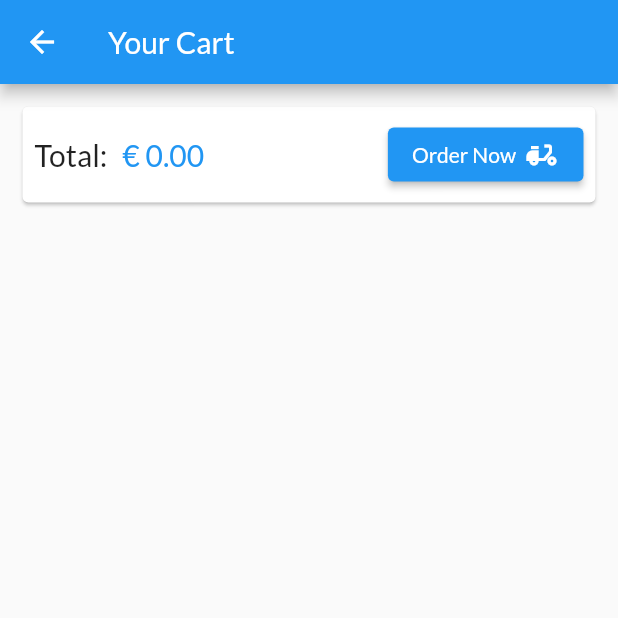
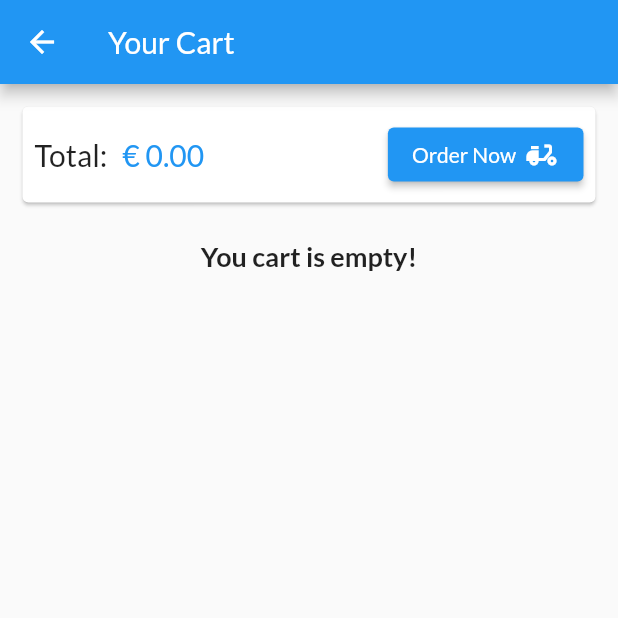
Before and after one commit to alekvelichkovikj/my_shop_app, a Flutter app: the CartScreen screen opened by its route, after a tap on "Order Now", on a phone screen of 412 x 824 dp, the top half of it. Run offline on Flutter 3.47's test engine with Material 2 defaults, Android fonts, the phone set to English and light mode, and no system bars; network calls fail.

Commit message:
added orders screen / added orders provider / added app drawer

```diff
--- a/lib/providers/cart.dart
+++ b/lib/providers/cart.dart
@@ -81,4 +81,9 @@ class Cart with ChangeNotifier {
     }
     notifyListeners();
   }
+
+  void clearCartItems() {
+    _items = {};
+    notifyListeners();
+  }
 }
--- /dev/null
+++ b/lib/providers/orders.dart
@@ -0,0 +1,37 @@
+import 'package:flutter/material.dart';
+import 'package:my_shop_app/providers/cart.dart';
+
+class OrderItem {
+  final String id;
+  final double amount;
+  final List<CartItem> products;
+  final DateTime dateTime;
+
+  const OrderItem({
+    @required this.id,
+    @required this.amount,
+    @required this.dateTime,
+    @required this.products,
+  });
+}
+
+class Orders with ChangeNotifier {
+  List<OrderItem> _orders = [];
+
+  List<OrderItem> get orders {
+    return [..._orders];
+  }
+
+  void addOrder(List<CartItem> cartProducts, double total) {
+    _orders.insert(
+      0,
+      OrderItem(
+        id: DateTime.now().toString(),
+        amount: total,
+        dateTime: DateTime.now(),
+        products: cartProducts,
+      ),
+    );
+    notifyListeners();
+  }
+}
--- a/lib/providers/products.dart
+++ b/lib/providers/products.dart
@@ -35,6 +35,38 @@ class Products with ChangeNotifier {
       imageUrl:
           'https://upload.wikimedia.org/wikipedia/commons/thumb/1/14/Cast-Iron-Pan.jpg/1024px-Cast-Iron-Pan.jpg',
     ),
+    Product(
+      id: 'p5',
+      title: 'Lamp',
+      description: 'Light up any room you want.',
+      price: 39.90,
+      imageUrl:
+          'https://media.istockphoto.com/photos/red-table-lamp-isolated-on-white-picture-id1060750934?k=20&m=1060750934&s=612x612&w=0&h=yAXYVNkIn1XzKtpPBXf1SW6AX7Q07kqd76QSqhg9sdo=',
+    ),
+    Product(
+      id: 'p6',
+      title: 'Lap-Top',
+      description: 'Electrify your productivity with the new M1 Proccessor!',
+      price: 999.59,
+      imageUrl:
+          'https://techcrunch.com/wp-content/uploads/2020/11/2020-11-16-074520097.jpg',
+    ),
+    Product(
+      id: 'p7',
+      title: 'Sunglasses',
+      description: 'No sun will ever hurt your eyes again!',
+      price: 139.19,
+      imageUrl:
+          'https://images.ray-ban.com/is/image/RayBan/805289154587__STD__shad__qt.png?impolicy=RB_Product&width=1024&bgc=%23f2f2f2',
+    ),
+    Product(
+      id: 'p8',
+      title: 'Trucker Hat',
+      description: 'Cool and stylish!',
+      price: 40.50,
+      imageUrl:
+          'https://www.alpinaction.it/9582-atmn_large/patagonia-fitz-roy-horizons-trucker-hat.jpg',
+    ),
   ];
 
   // MOVING FILTERING LOGIC TO A WIDGET INSTEAD OF STATE WIDE PROVIDER
--- a/lib/screens/cart_screen.dart
+++ b/lib/screens/cart_screen.dart
@@ -1,7 +1,6 @@
 import 'package:flutter/material.dart';
 import 'package:my_shop_app/providers/cart.dart' show Cart;
-import 'package:my_shop_app/providers/product.dart';
-import 'package:my_shop_app/providers/products.dart';
+import 'package:my_shop_app/providers/orders.dart';
 import 'package:my_shop_app/widgets/cart_item.dart';
 import 'package:provider/provider.dart';
 
@@ -11,7 +10,7 @@ class CartScreen extends StatelessWidget {
   @override
   Widget build(BuildContext context) {
     final cart = Provider.of<Cart>(context);
-    final products = Provider.of<Products>(context);
+
     return Scaffold(
       appBar: AppBar(
         title: const Text('Your Cart'),
@@ -42,7 +41,13 @@ class CartScreen extends StatelessWidget {
                   ),
                   Spacer(),
                   ElevatedButton(
-                    onPressed: (() => null),
+                    onPressed: () {
+                      Provider.of<Orders>(context, listen: false).addOrder(
+                        cart.items.values.toList(),
+                        cart.totalSum,
+                      );
+                      cart.clearCartItems();
+                    },
                     child: Row(
                       children: [
                         const Text(
@@ -60,7 +65,15 @@ class CartScreen extends StatelessWidget {
             ),
           ),
           SizedBox(height: 10),
-          Expanded(
+          cart.items.length == 0
+              ? Text(
+                  'You cart is empty!',
+                  style: TextStyle(
+                    fontSize: 18,
+                    fontWeight: FontWeight.w600,
+                  ),
+                )
+              : Expanded(
                   child: ListView.builder(
                     itemBuilder: ((context, index) => CartItem(
                           productId: cart.items.keys.toList()[index],
--- a/pubspec.yaml
+++ b/pubspec.yaml
@@ -29,6 +29,7 @@ dependencies:
   # Use with the CupertinoIcons class for iOS style icons.
   cupertino_icons: ^1.0.2
   provider: ^6.0.4
+  intl: ^0.17.0
 
 dev_dependencies:
   flutter_test:
```
Also changed, not shown: lib/main.dart (+7 -1 lines), lib/screens/orders_screen.dart (added, +39 -0 lines), lib/screens/product_detail_screen.dart (+29 -1 lines), lib/screens/products_overview_screen.dart (+23 -2 lines), lib/widgets/app_drawer.dart (added, +33 -0 lines), lib/widgets/order_item.dart (added, +82 -0 lines), pubspec.lock. Lines whose indentation alone changed are shown as unchanged.
